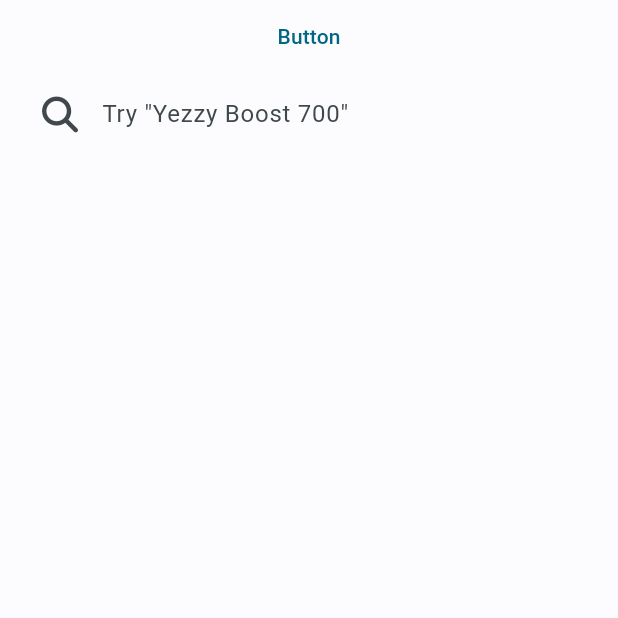
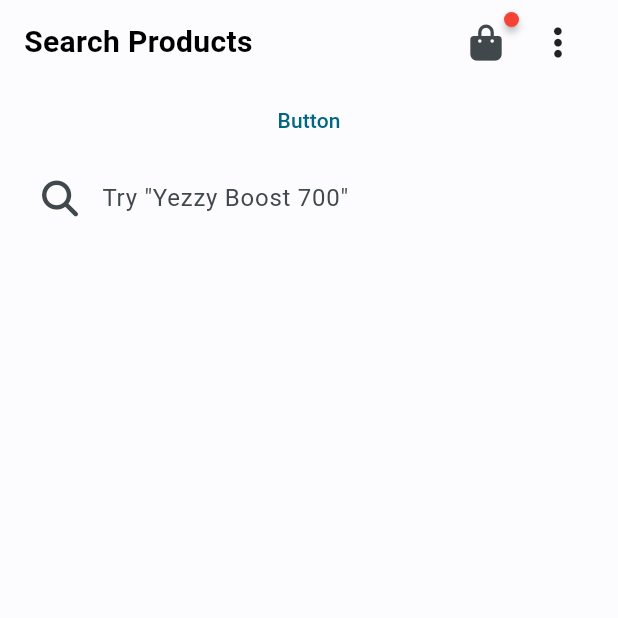
Before and after one commit to phuchuynhStrong/sneaker_store_flutter, a Flutter app: the screen it shows after launch, on a phone screen of 412 x 824 dp, the top half of it. Run offline on Flutter 3.47's test engine with Material 2 defaults, Android fonts, the phone set to English and light mode, and no system bars; drawn by our look-alikes of badges; our stand-ins replace animated_text_kit, bloc, dartz, flex_color_scheme, flutter_bloc, font_awesome_flutter and 3 more; generated files the repository leaves out were written again; network calls fail.

Commit message:
feat: product details page

```diff
--- a/lib/app/view/app.dart
+++ b/lib/app/view/app.dart
@@ -6,9 +6,10 @@
 // https://opensource.org/licenses/MIT.
 
 import 'package:androidker_sneaker/color_schemes.g.dart';
-import 'package:androidker_sneaker/counter/counter.dart';
-import 'package:androidker_sneaker/home/view/home_page.dart';
+import 'package:androidker_sneaker/home/home.dart';
+import 'package:androidker_sneaker/home/view/home_appbar.dart';
 import 'package:androidker_sneaker/l10n/l10n.dart';
+import 'package:androidker_sneaker/product_details/view/product_details_page.dart';
 import 'package:androidker_sneaker/splash/splash.dart';
 import 'package:flex_color_scheme/flex_color_scheme.dart';
 import 'package:flutter/material.dart';
@@ -17,16 +18,38 @@ import 'package:go_router/go_router.dart';
 
 class App extends StatelessWidget {
   App({super.key});
+  static final _rootNavigatorKey = GlobalKey<NavigatorState>();
+  static final _shellNavigatorKey = GlobalKey<NavigatorState>();
 
   final _router = GoRouter(
+    navigatorKey: _rootNavigatorKey,
     routes: [
       GoRoute(
         path: '/',
         builder: (context, state) => const SplashPage(),
       ),
-      GoRoute(
-        path: '/home',
-        builder: (context, state) => const HomePage(),
+      ShellRoute(
+        navigatorKey: _shellNavigatorKey,
+        builder: (context, state, child) {
+          return Scaffold(
+            appBar: HomeAppBar(state: state),
+            body: child,
+          );
+        },
+        routes: [
+          GoRoute(
+            name: 'home',
+            path: '/home',
+            builder: (context, state) => const HomePage(),
+          ),
+          GoRoute(
+            name: 'product_details',
+            path: '/product/:id',
+            builder: (context, state) {
+              return ProductDetailsPage(id: state.params['id']!);
+            },
+          ),
+        ],
       ),
     ],
   );
--- /dev/null
+++ b/lib/home/cubit/cubit.dart
@@ -0,0 +1,2 @@
+export 'home_cutbit.dart';
+export 'home_section_cubit.dart';
--- a/lib/home/home.dart
+++ b/lib/home/home.dart
@@ -0,0 +1,2 @@
+export 'cubit/cubit.dart';
+export 'view/view.dart';
--- /dev/null
+++ b/lib/home/view/home_appbar.dart
@@ -0,0 +1,71 @@
+import 'package:badges/badges.dart';
+import 'package:flutter/material.dart';
+import 'package:font_awesome_flutter/font_awesome_flutter.dart';
+import 'package:go_router/go_router.dart';
+
+class HomeAppBar extends StatelessWidget implements PreferredSizeWidget {
+  const HomeAppBar({super.key, required this.state});
+  final GoRouterState state;
+
+  @override
+  Widget build(BuildContext context) {
+    const colorCardBgColor = Color(0xfff6f5f8);
+    final location = GoRouter.of(context).location;
+
+    return Container(
+      padding: const EdgeInsets.symmetric(horizontal: 16).copyWith(
+        top: MediaQuery.of(context).viewPadding.top,
+      ),
+      child: Row(
+        children: [
+          if (location == '/home')
+            const Text(
+              'Search Products',
+              style: TextStyle(
+                fontSize: 20,
+                fontWeight: FontWeight.bold,
+              ),
+            ),
+          if (location.contains('/product'))
+            InkWell(
+              onTap: () => context.pop(),
+              child: Container(
+                padding: const EdgeInsets.all(16),
+                decoration: BoxDecoration(
+                  borderRadius: BorderRadius.circular(8),
+                  border: Border.all(color: colorCardBgColor),
+                ),
+                child: const Icon(
+                  FontAwesomeIcons.chevronLeft,
+                  size: 16,
+                ),
+              ),
+            ),
+          Expanded(child: Container()),
+          IconButton(
+            onPressed: () {},
+            icon: Badge(
+              child: const Icon(
+                FontAwesomeIcons.bagShopping,
+              ),
+            ),
+          ),
+          PopupMenuButton<String>(
+            icon: const Icon(FontAwesomeIcons.ellipsisVertical),
+            itemBuilder: (context) => [
+              const PopupMenuItem(
+                value: 'settings',
+                child: Text(
+                  'Settings',
+                ),
+              ),
+            ],
+          ),
+        ],
+      ),
+    );
+  }
+
+  @override
+  Size get preferredSize => const Size.fromHeight(kToolbarHeight);
+}
--- a/lib/home/view/home_page.dart
+++ b/lib/home/view/home_page.dart
@@ -43,40 +43,6 @@ class HomeView extends StatelessWidget {
           child: Column(
             crossAxisAlignment: CrossAxisAlignment.start,
             children: [
-              Padding(
-                padding: const EdgeInsets.symmetric(horizontal: 16),
-                child: Row(
-                  children: [
-                    const Text(
-                      'Search Products',
-                      style: TextStyle(
-                        fontSize: 20,
-                        fontWeight: FontWeight.bold,
-                      ),
-                    ),
-                    Expanded(child: Container()),
-                    IconButton(
-                      onPressed: () {},
-                      icon: Badge(
-                        child: const Icon(
-                          FontAwesomeIcons.bagShopping,
-                        ),
-                      ),
-                    ),
-                    PopupMenuButton<String>(
-                      icon: const Icon(FontAwesomeIcons.ellipsisVertical),
-                      itemBuilder: (context) => [
-                        const PopupMenuItem(
-                          value: 'settings',
-                          child: Text(
-                            'Settings',
-                          ),
-                        ),
-                      ],
-                    ),
-                  ],
-                ),
-              ),
               Container(
                 margin: const EdgeInsets.symmetric(horizontal: 16),
                 child: TextField(
--- a/lib/home/view/home_section.dart
+++ b/lib/home/view/home_section.dart
@@ -2,6 +2,7 @@ import 'package:androidker_sneaker/home/cubit/home_section_cubit.dart';
 import 'package:androidker_sneaker/infras/infras.dart';
 import 'package:flutter/material.dart';
 import 'package:flutter_bloc/flutter_bloc.dart';
+import 'package:go_router/go_router.dart';
 import 'package:intl/intl.dart';
 import 'package:model/model.dart';
 
@@ -171,7 +172,9 @@ class HomeSectionView extends StatelessWidget {
                                 ),
                               ),
                               IconButton(
-                                onPressed: () {},
+                                onPressed: () {
+                                  context.push('/product/${product.id}');
+                                },
                                 style: const ButtonStyle(
                                   backgroundColor: MaterialStatePropertyAll(
                                     Colors.black,
--- /dev/null
+++ b/lib/home/view/view.dart
@@ -0,0 +1,3 @@
+export 'home_page.dart';
+export 'home_section.dart';
+export 'new_release_section.dart';
--- a/lib/infras/infras.dart
+++ b/lib/infras/infras.dart
@@ -1,2 +1,4 @@
 export 'home_remote_service.dart';
 export 'home_repository.dart';
+export 'product_details_remote_service.dart';
+export 'product_details_repository.dart';
```
Also changed, not shown: lib/infras/product_details_remote_service.dart (added, +30 -0 lines), lib/infras/product_details_repository.dart (added, +18 -0 lines), lib/product_details/cubit/product_details_cubit.dart (added, +68 -0 lines), lib/product_details/view/product_details_page.dart (added, +163 -0 lines), lib/product_details/product_details.dart (added).
